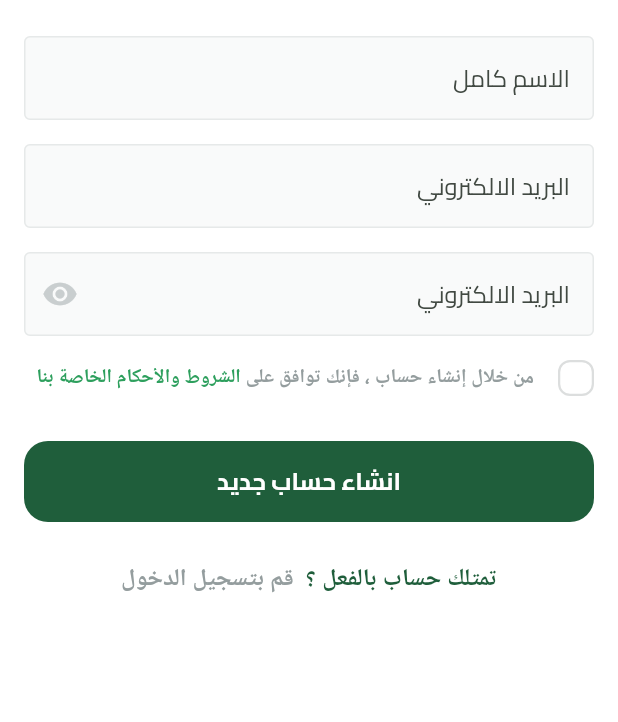
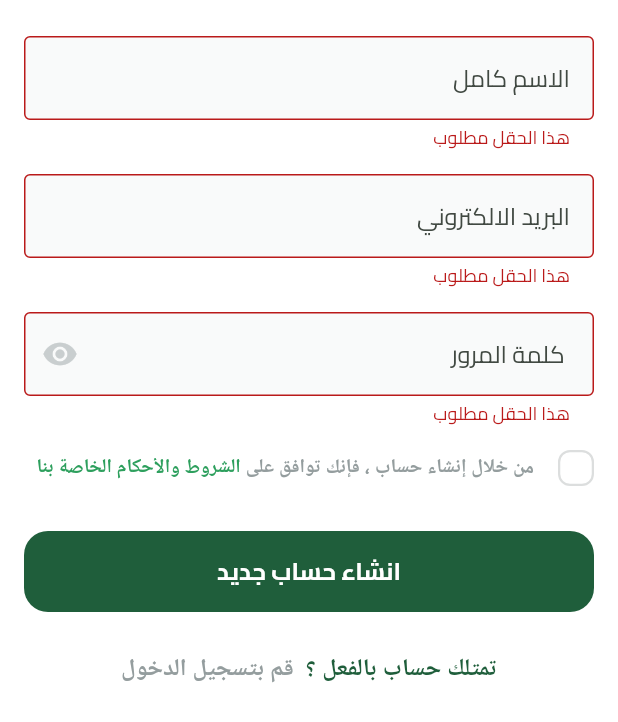
Before and after one commit to abo3amer69/Fruits-app, a Flutter app: the SignupViewBody widget shown alone on an empty page, opened directly, after a tap on "انشاء حساب جديد", on a phone screen of 412 x 824 dp. Shown: the top 722 px of the screen. Run offline on Flutter 3.47's test engine with Material 3 defaults, Android fonts, the phone set to English and light mode, and no system bars; our stand-ins replace bloc, dartz, dots_indicator, firebase_auth, firebase_core, flutter_bloc and 3 more; missing offline and left inert: svg_flutter; accounts and stored records are empty.

Commit message:
trigger signup cubit

```diff
--- a/lib/core/services/get_it_services.dart
+++ b/lib/core/services/get_it_services.dart
@@ -5,7 +5,7 @@
 
 final getIt = GetIt.instance;
 
-void setUp() {
+void setUpGetIt() {
   getIt.registerSingleton<FirebaseAuthServices>(FirebaseAuthServices());
   getIt.registerSingleton<AuthRepo>(
     AuthRepoImpl(firebaseAuthServices: getIt<FirebaseAuthServices>()),
--- a/lib/core/widgets/custom_text_form_field.dart
+++ b/lib/core/widgets/custom_text_form_field.dart
@@ -5,16 +5,24 @@
   const CustomTextFormField({
     super.key,
     required this.hintText,
-    required this.textInputType,  this.suffixIcon,
+    required this.textInputType,  this.suffixIcon, this.onSaved,
   });
 
   final String hintText;
   final TextInputType textInputType;
   final Widget? suffixIcon;
+  final void Function(String?)? onSaved;
 
   @override
   Widget build(BuildContext context) {
     return TextFormField(
+      onSaved: onSaved,
+      validator: (value) {
+        if (value == null || value.isEmpty) {
+          return 'هذا الحقل مطلوب';
+        }
+        return null;
+      },
       keyboardType: textInputType,
       decoration: InputDecoration(
         suffixIcon: suffixIcon,
--- a/lib/features/auth/data/repos/auth_repo_impl.dart
+++ b/lib/features/auth/data/repos/auth_repo_impl.dart
@@ -26,7 +26,7 @@
       return left(ServerFailure(e.message));
     } catch (e) {
       return left(
-        ServerFailure('Something went wrong, please try again later.'),
+        ServerFailure('لقد حدث خطأ ما، الرجاء المحاولة لاحقاً.'),
       );
     }
   }
--- a/lib/features/auth/presentation/views/widgets/signup_view_body.dart
+++ b/lib/features/auth/presentation/views/widgets/signup_view_body.dart
@@ -1,45 +1,83 @@
 import 'package:flutter/material.dart';
+import 'package:flutter_bloc/flutter_bloc.dart';
 import 'package:fruits_apps/constants.dart';
 import 'package:fruits_apps/core/widgets/custom_button.dart';
 import 'package:fruits_apps/core/widgets/custom_text_form_field.dart';
+import 'package:fruits_apps/features/auth/presentation/cubits/signup_cubit/signup_cubit.dart';
 import 'package:fruits_apps/features/auth/presentation/views/widgets/have_an_account.dart';
 import 'package:fruits_apps/features/auth/presentation/views/widgets/terms_and_condition.dart';
 
-class SignupViewBody extends StatelessWidget {
+class SignupViewBody extends StatefulWidget {
   const SignupViewBody({super.key});
 
+  @override
+  State<SignupViewBody> createState() => _SignupViewBodyState();
+}
+
+class _SignupViewBodyState extends State<SignupViewBody> {
+  final GlobalKey<FormState> formKey = GlobalKey<FormState>();
+  AutovalidateMode autovalidateMode = AutovalidateMode.disabled;
+  late String email ,userName , password;
   @override
   Widget build(BuildContext context) {
     return SingleChildScrollView(
       child: Padding(
         padding: const EdgeInsets.symmetric(horizontal: kHorizintalPadding),
-        child: Column(
-           children: [
-            SizedBox(height: 24,),
-             CustomTextFormField(
+        child: Form(
+          key: formKey,
+          autovalidateMode: autovalidateMode,
+          child: Column(
+            children: [
+              SizedBox(height: 24),
+              CustomTextFormField(
+                onSaved: (value){
+                  userName = value!;
+                },
                 hintText: 'الاسم كامل',
                 textInputType: TextInputType.name,
               ),
               SizedBox(height: 16),
               CustomTextFormField(
-
+                onSaved: (value){
+                  email = value!;
+                },
                 hintText: 'البريد الالكتروني',
                 textInputType: TextInputType.emailAddress,
               ),
               SizedBox(height: 16),
 
-               CustomTextFormField(
-               suffixIcon: Icon(Icons.remove_red_eye, color: Color(0xffC9CECF)),
-                hintText: 'البريد الالكتروني',
+              CustomTextFormField(
+                onSaved: (value){
+                  password = value!;
+                },
+                suffixIcon: Icon(
+                  Icons.remove_red_eye,
+                  color: Color(0xffC9CECF),
+                ),
+                hintText: ' كلمة المرور',
                 textInputType: TextInputType.emailAddress,
               ),
               SizedBox(height: 16),
               TermsAndCondition(),
-              SizedBox(height: 30,),
-              CustomButton(onPressed: (){}, text: 'انشاء حساب جديد'),
-              SizedBox(height: 26,),
+              SizedBox(height: 30),
+              CustomButton(
+                onPressed: () {
+                  if (formKey.currentState!.validate()) {
+                    formKey.currentState!.save();
+                    context.read<SignupCubit>().creatUserWithEmailAndPassword(email , userName,password);
+                  } else {
+                    setState(() {
+                      autovalidateMode = AutovalidateMode.always;
+
+                    });
+                  }
+                },
+                text: 'انشاء حساب جديد',
+              ),
+              SizedBox(height: 26),
               HaveAnAccountWidget(),
-           ],
+            ],
+          ),
         ),
       ),
     );
--- a/lib/main.dart
+++ b/lib/main.dart
@@ -2,6 +2,7 @@
 import 'package:flutter/material.dart';
 import 'package:flutter_localizations/flutter_localizations.dart';
 import 'package:fruits_apps/core/helper_function/on_generate_routes.dart';
+import 'package:fruits_apps/core/services/get_it_services.dart';
 import 'package:fruits_apps/core/services/shared_preferances_singelton.dart';
 import 'package:fruits_apps/core/utils/app_colors.dart';
 import 'package:fruits_apps/features/splash/presentation/views/splash_view.dart';
@@ -16,6 +17,7 @@
     options: DefaultFirebaseOptions.currentPlatform,
   );
   await Prefs.init();
+  setUpGetIt();
   runApp(const FruitHub());
 }
 
--- a/pubspec.yaml
+++ b/pubspec.yaml
@@ -40,6 +40,7 @@
   flutter_localizations:
     sdk: flutter
   get_it: ^9.2.0
+  modal_progress_hud_nsn: ^0.5.1
   shared_preferences: ^2.5.4
   svg_flutter: ^0.0.1
 
```
Also changed, not shown: lib/core/services/firebase_auth_services.dart (+4 -4 lines), lib/features/auth/presentation/views/widgets/signup_view_body_bloc_consumer.dart (+17 -6 lines), pubspec.lock.
